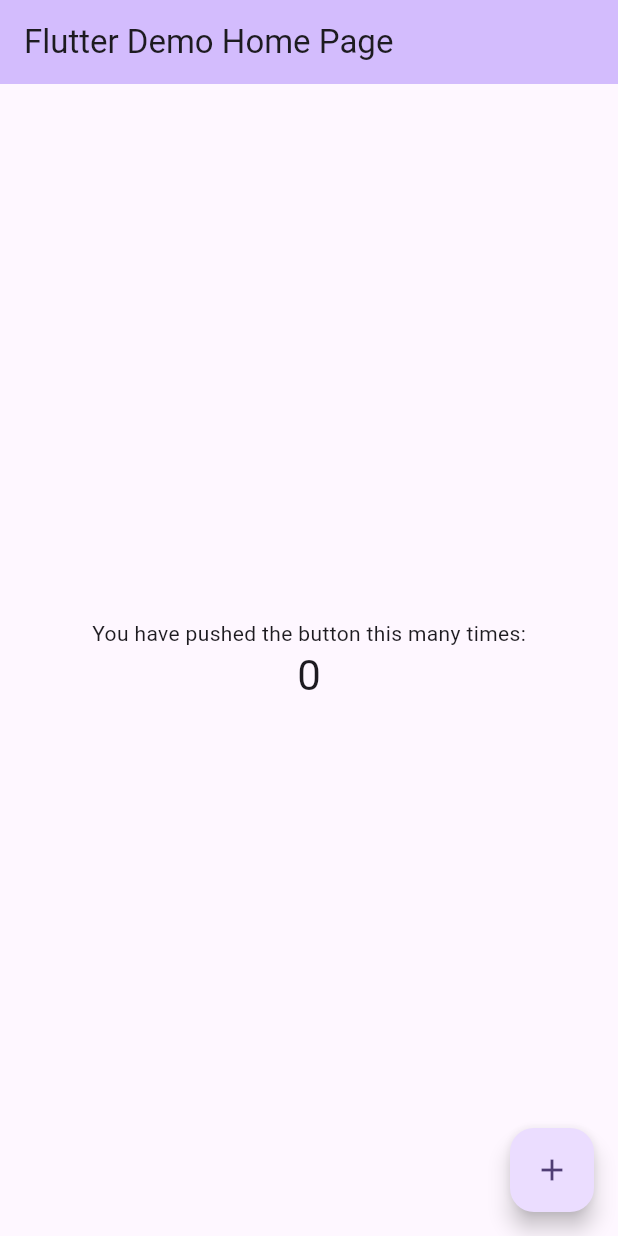
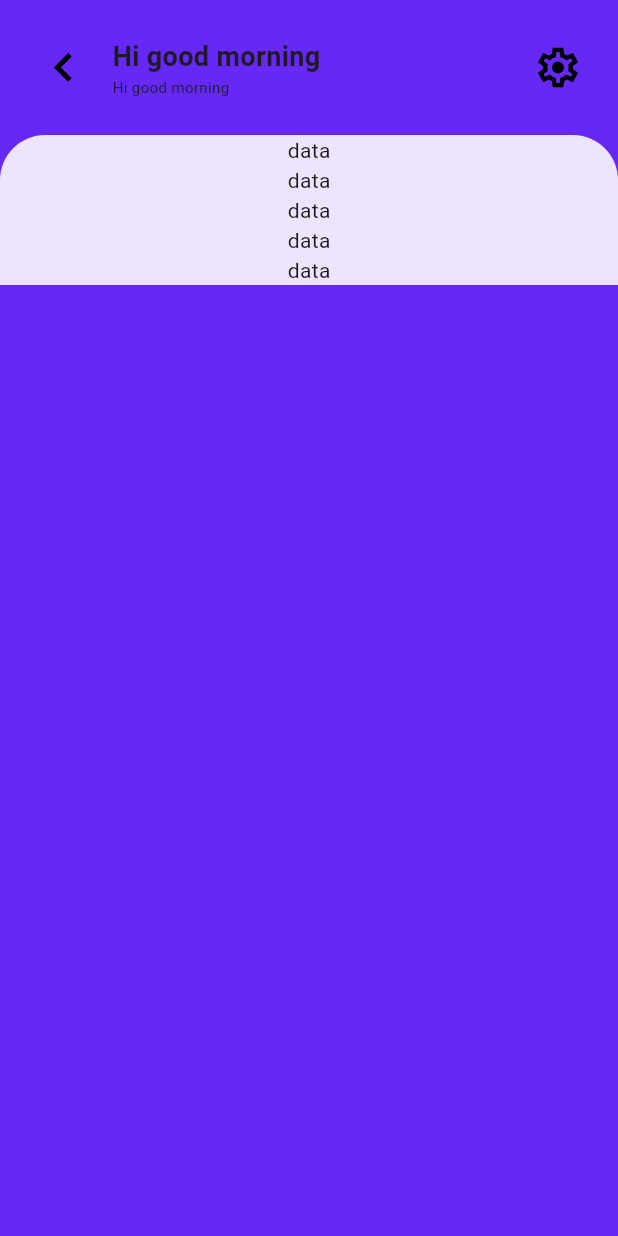
Before and after one commit to naruesorn-n-krabkhuntod/Monnie, a Flutter app: the screen it shows after launch, on a phone screen of 412 x 824 dp. Run offline on Flutter 3.47's test engine with Material 3 defaults, Android fonts, the light colour scheme and no system bars; our stand-ins replace flutter_svg.

Commit message:
4-11-2024

```diff
--- /dev/null
+++ b/lib/app/pages/homeBody.dart
@@ -0,0 +1,27 @@
+
+import 'package:flutter/material.dart';
+
+class homeBody extends StatelessWidget {
+  const homeBody({
+    super.key,
+  });
+
+  @override
+  Widget build(BuildContext context) {
+    return Container(
+      decoration: const BoxDecoration(
+        borderRadius: BorderRadius.only(topRight: Radius.circular(30), topLeft: Radius.circular(30)),
+        color: Color(0xFFEDE4FF),
+      ),
+      width: MediaQuery.of(context).copyWith().size.width,
+      child: const Column(
+        children: [
+          Text('data'),
+          Text('data'),
+          Text('data'),
+          Text('data'),
+          Text('data'),
+        ],)
+    );
+  }
+}
--- /dev/null
+++ b/lib/app/widget/HeadBar.dart
@@ -0,0 +1,34 @@
+import 'package:flutter/material.dart';
+import 'package:flutter_svg/flutter_svg.dart';
+
+class HeadBar extends StatelessWidget {
+  const HeadBar({
+    super.key,
+  });
+
+  @override
+  Widget build(BuildContext context) {
+    return const Padding(
+      padding: EdgeInsets.all(25.0),
+      child: Row(
+        crossAxisAlignment: CrossAxisAlignment.center,
+        children: [
+          SvgPicture(SvgAssetLoader('assets/leftArrow.svg'), width: 35,height: 35,),
+          Padding(
+            padding: EdgeInsets.only(left: 15),
+            child: Column(
+              mainAxisAlignment: MainAxisAlignment.spaceAround,
+              crossAxisAlignment: CrossAxisAlignment.start,
+              children: [
+                Text('Hi good morning',style: TextStyle(fontSize: 18, fontWeight: FontWeight.bold),),
+                Text('Hi good morning',style: TextStyle(fontSize: 10),),
+              ],
+            ),
+          ),
+          Spacer(),
+          SvgPicture(SvgAssetLoader('assets/settings.svg'), width: 30,height: 30,)
+        ],
+      ),
+    );
+  }
+}
--- a/lib/main.dart
+++ b/lib/main.dart
@@ -1,125 +1,25 @@
 import 'package:flutter/material.dart';
+import 'package:monnie/app/pages/homeBody.dart';
+import 'package:monnie/app/widget/HeadBar.dart';
 
 void main() {
-  runApp(const MyApp());
+  runApp(const Monnie());
 }
 
-class MyApp extends StatelessWidget {
-  const MyApp({super.key});
+class Monnie extends StatelessWidget {
+  const Monnie({super.key});
 
-  // This widget is the root of your application.
   @override
   Widget build(BuildContext context) {
     return MaterialApp(
-      title: 'Flutter Demo',
-      theme: ThemeData(
-        // This is the theme of your application.
-        //
-        // TRY THIS: Try running your application with "flutter run". You'll see
-        // the application has a purple toolbar. Then, without quitting the app,
-        // try changing the seedColor in the colorScheme below to Colors.green
-        // and then invoke "hot reload" (save your changes or press the "hot
-        // reload" button in a Flutter-supported IDE, or press "r" if you used
-        // the command line to start the app).
-        //
-        // Notice that the counter didn't reset back to zero; the application
-        // state is not lost during the reload. To reset the state, use hot
-        // restart instead.
-        //
-        // This works for code too, not just values: Most code changes can be
-        // tested with just a hot reload.
-        colorScheme: ColorScheme.fromSeed(seedColor: Colors.deepPurple),
-        useMaterial3: true,
+      title: "Monnie",
+      theme: ThemeData(scaffoldBackgroundColor: const Color(0xFF6528F7)),
+      home: const Scaffold(
+        body: Column( children: [
+          HeadBar(),
+          homeBody(),
+        ],)
       ),
-      home: const MyHomePage(title: 'Flutter Demo Home Page'),
     );
   }
 }
-
-class MyHomePage extends StatefulWidget {
-  const MyHomePage({super.key, required this.title});
-
-  // This widget is the home page of your application. It is stateful, meaning
-  // that it has a State object (defined below) that contains fields that affect
-  // how it looks.
-
-  // This class is the configuration for the state. It holds the values (in this
-  // case the title) provided by the parent (in this case the App widget) and
-  // used by the build method of the State. Fields in a Widget subclass are
-  // always marked "final".
-
-  final String title;
-
-  @override
-  State<MyHomePage> createState() => _MyHomePageState();
-}
-
-class _MyHomePageState extends State<MyHomePage> {
-  int _counter = 0;
-
-  void _incrementCounter() {
-    setState(() {
-      // This call to setState tells the Flutter framework that something has
-      // changed in this State, which causes it to rerun the build method below
-      // so that the display can reflect the updated values. If we changed
-      // _counter without calling setState(), then the build method would not be
-      // called again, and so nothing would appear to happen.
-      _counter++;
-    });
-  }
-
-  @override
-  Widget build(BuildContext context) {
-    // This method is rerun every time setState is called, for instance as done
-    // by the _incrementCounter method above.
-    //
-    // The Flutter framework has been optimized to make rerunning build methods
-    // fast, so that you can just rebuild anything that needs updating rather
-    // than having to individually change instances of widgets.
-    return Scaffold(
-      appBar: AppBar(
-        // TRY THIS: Try changing the color here to a specific color (to
-        // Colors.amber, perhaps?) and trigger a hot reload to see the AppBar
-        // change color while the other colors stay the same.
-        backgroundColor: Theme.of(context).colorScheme.inversePrimary,
-        // Here we take the value from the MyHomePage object that was created by
-        // the App.build method, and use it to set our appbar title.
-        title: Text(widget.title),
-      ),
-      body: Center(
-        // Center is a layout widget. It takes a single child and positions it
-        // in the middle of the parent.
-        child: Column(
-          // Column is also a layout widget. It takes a list of children and
-          // arranges them vertically. By default, it sizes itself to fit its
-          // children horizontally, and tries to be as tall as its parent.
-          //
-          // Column has various properties to control how it sizes itself and
-          // how it positions its children. Here we use mainAxisAlignment to
-          // center the children vertically; the main axis here is the vertical
-          // axis because Columns are vertical (the cross axis would be
-          // horizontal).
-          //
-          // TRY THIS: Invoke "debug painting" (choose the "Toggle Debug Paint"
-          // action in the IDE, or press "p" in the console), to see the
-          // wireframe for each widget.
-          mainAxisAlignment: MainAxisAlignment.center,
-          children: <Widget>[
-            const Text(
-              'You have pushed the button this many times:',
-            ),
-            Text(
-              '$_counter',
-              style: Theme.of(context).textTheme.headlineMedium,
-            ),
-          ],
-        ),
-      ),
-      floatingActionButton: FloatingActionButton(
-        onPressed: _incrementCounter,
-        tooltip: 'Increment',
-        child: const Icon(Icons.add),
-      ), // This trailing comma makes auto-formatting nicer for build methods.
-    );
-  }
-}
--- a/pubspec.yaml
+++ b/pubspec.yaml
@@ -35,6 +35,7 @@ dependencies:
   # The following adds the Cupertino Icons font to your application.
   # Use with the CupertinoIcons class for iOS style icons.
   cupertino_icons: ^1.0.6
+  flutter_svg: ^2.0.10+1
 
 dev_dependencies:
   flutter_test:
@@ -59,9 +60,8 @@ flutter:
   uses-material-design: true
 
   # To add assets to your application, add an assets section, like this:
-  # assets:
-  #   - images/a_dot_burr.jpeg
-  #   - images/a_dot_ham.jpeg
+  assets:
+    - assets/
 
   # An image asset can refer to one or more resolution-specific "variants", see
   # https://flutter.dev/assets-and-images/#resolution-aware
```
Also changed, not shown: assets/leftArrow.svg (added), assets/settings.svg (added), assets/user-profile.png (added), pubspec.lock, 2 other files.
